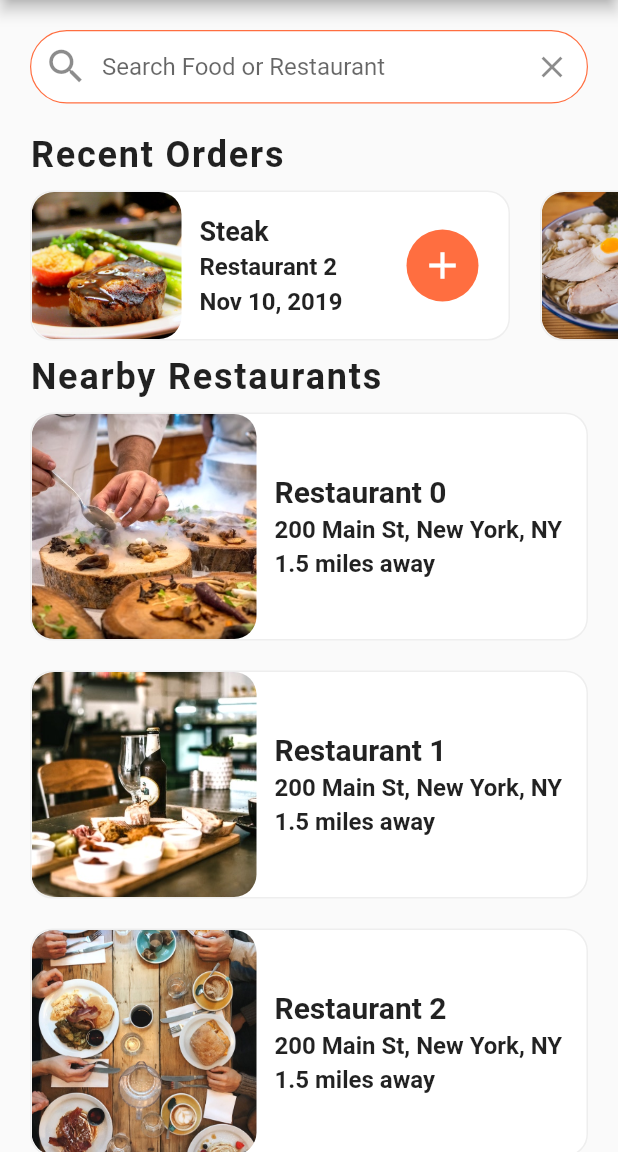
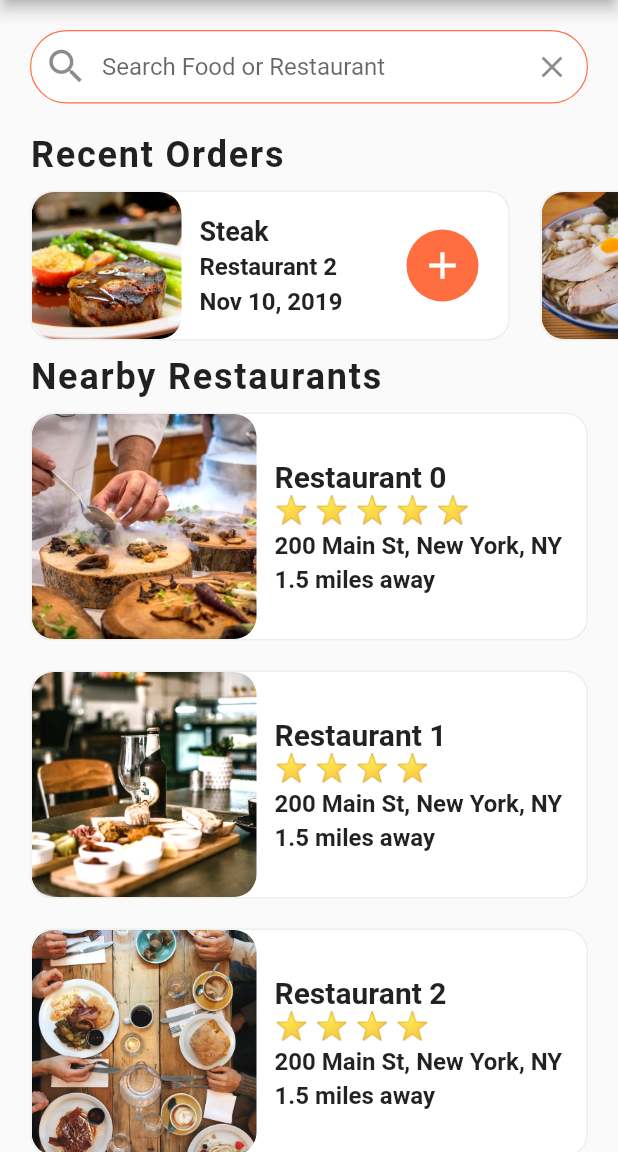
Before and after one commit to alexandrecyano/Food-Delivery-App-UI, a Flutter app: the screen it shows after launch, on a phone screen of 412 x 824 dp, the part 84-1236 px from its top. Run offline on Flutter 3.47's test engine with Material 2 defaults, Android fonts, the phone set to English and light mode, and no system bars.

Commit message:
Added the restaurant rating

```diff
--- a/lib/screens/home_screen.dart
+++ b/lib/screens/home_screen.dart
@@ -1,6 +1,7 @@
 import 'package:flutter/material.dart';
 import 'package:food_delivery_app_ui/data/data.dart';
 import 'package:food_delivery_app_ui/models/restaurant.dart';
+import 'package:food_delivery_app_ui/widgets/ratings_stars.dart';
 import 'package:food_delivery_app_ui/widgets/recent_orders.dart';
 
 class HomeScreen extends StatefulWidget {
@@ -48,9 +49,8 @@ class _HomeScreenState extends State<HomeScreen> {
                       ),
                       overflow: TextOverflow.ellipsis,
                     ),
-                    //The rating goes here
+                    RatingStars(restaurant.rating),
                     SizedBox(height: 4.0),
-
                     Text(
                       restaurant.address,
                       style: TextStyle(
--- /dev/null
+++ b/lib/widgets/ratings_stars.dart
@@ -0,0 +1,21 @@
+import 'package:flutter/material.dart';
+
+class RatingStars extends StatelessWidget {
+  final int rating;
+
+  RatingStars(this.rating);
+
+  @override
+  Widget build(BuildContext context) {
+    String stars = '';
+    for (int starcount = 0; starcount < rating; starcount++) {
+      stars += '⭐ ';
+    }
+    stars.trim();
+
+    return Text(
+      stars,
+      style: TextStyle(fontSize: 18.0),
+    );
+  }
+}
```
